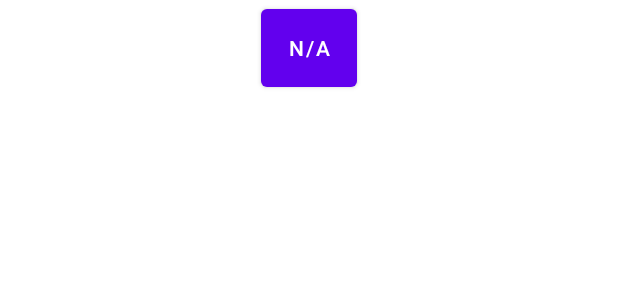
After one commit to darkusagi99/SimpleDice, an Android app: the layout dice_entry.xml on its own in the app's theme, with its tools: preview values and no code run, on a phone screen of 412 x 824 dp. The commit adds this screen. Shown: the top 300 px of the screen. Run offline under Robolectric (Android 15) with nearby library versions, the phone set to English and light mode, and no system bars.

Commit message:
Base du projet - interface / initialisation de la vue

```diff
--- /dev/null
+++ b/app/src/main/res/layout/dice_entry.xml
@@ -0,0 +1,17 @@
+<?xml version="1.0" encoding="utf-8"?>
+<androidx.constraintlayout.widget.ConstraintLayout xmlns:android="http://schemas.android.com/apk/res/android"
+    xmlns:app="http://schemas.android.com/apk/res-auto"
+    android:layout_width="match_parent"
+    android:layout_height="match_parent">
+
+
+    <Button
+        android:id="@+id/diceDisplay"
+        android:layout_width="64dp"
+        android:layout_height="64dp"
+        android:text="@string/n_a"
+        app:layout_constraintEnd_toEndOf="parent"
+        app:layout_constraintHorizontal_bias="0.5"
+        app:layout_constraintStart_toStartOf="parent"
+        app:layout_constraintTop_toTopOf="parent" />
+</androidx.constraintlayout.widget.ConstraintLayout>
--- a/app/src/main/res/values/strings.xml
+++ b/app/src/main/res/values/strings.xml
@@ -1,3 +1,7 @@
 <resources>
     <string name="app_name">SimpleDice</string>
+    <string name="delete_switch">DeleteSwitch</string>
+    <string name="roll_dice">Roll Dice</string>
+    <string name="add_dice">Add Dice</string>
+    <string name="n_a">N/A</string>
 </resources>
```
Also changed, not shown: app/src/main/java/com/gmail/darkusagi99/simpledice/DiceInfo.kt (added, +47 -0 lines), app/src/main/java/com/gmail/darkusagi99/simpledice/MainActivity.kt (+46 -1 lines), app/src/main/res/layout/activity_main.xml (+32 -6 lines), app/src/main/res/layout/switch_item.xml (added, +11 -0 lines), app/src/main/res/menu/menu_main.xml (added, +10 -0 lines).
